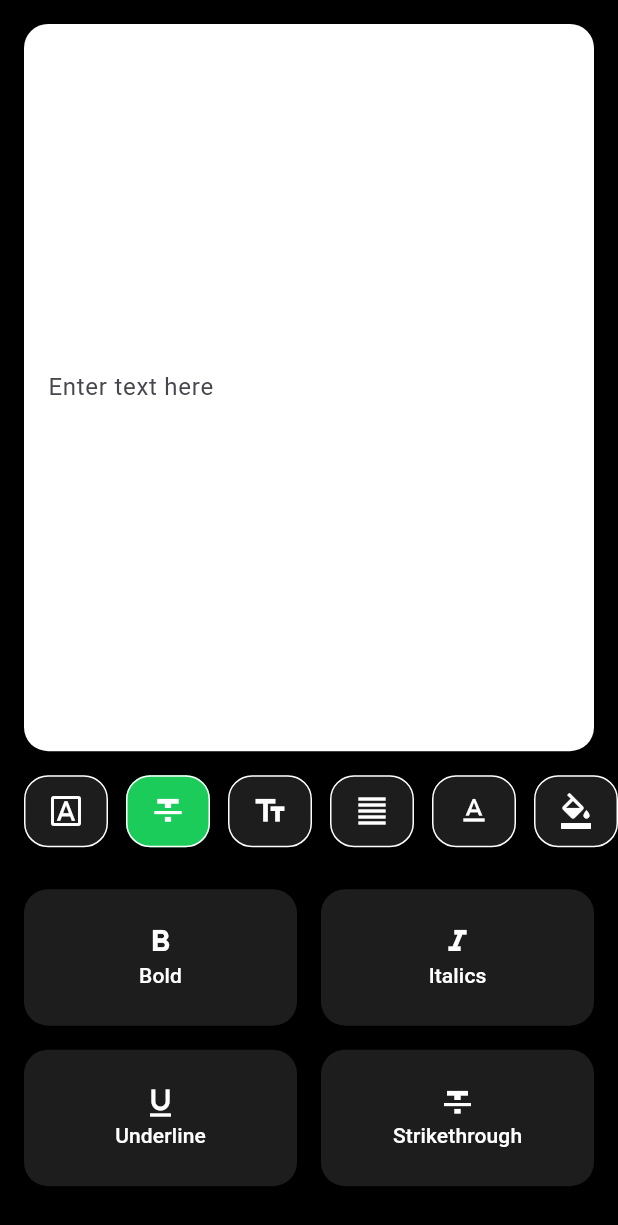
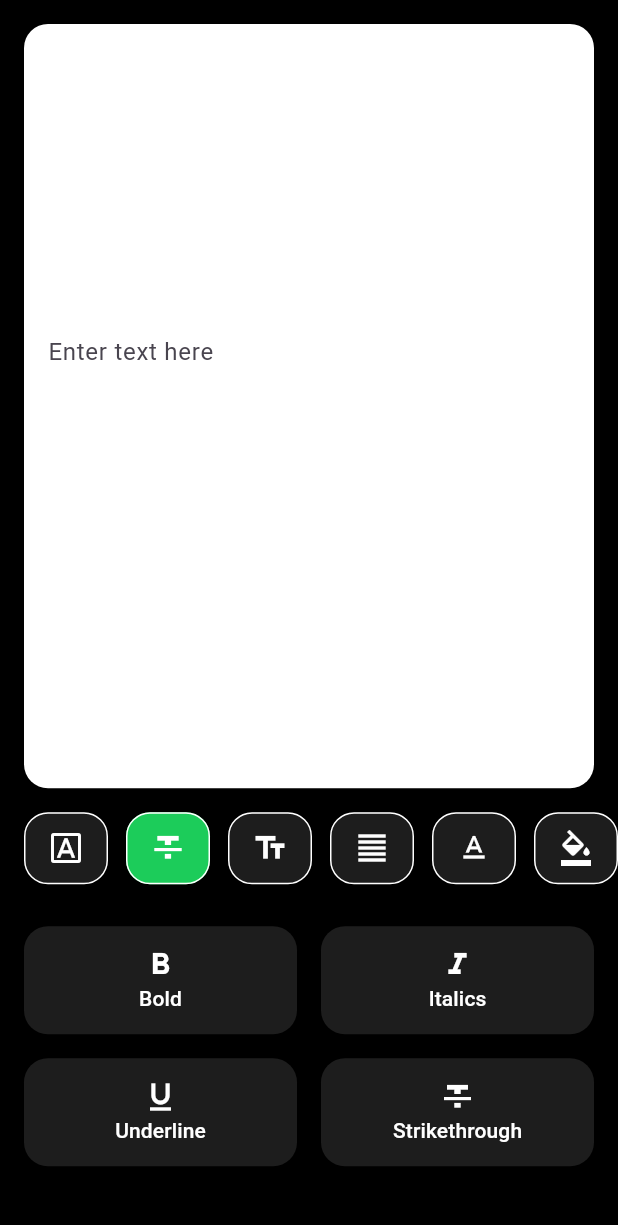
Before and after one commit to Bhawyahuja/text_editor_app, a Flutter app: the screen it shows after launch, after a tap on the "format strikethrough" icon, on a phone screen of 412 x 824 dp. Shown: the top 1225 px of the screen. Run offline on Flutter 3.47's test engine with Material 2 defaults, Android fonts, the light colour scheme and no system bars; our stand-ins replace google_fonts.

Commit message:
update: size

```diff
--- a/lib/canvas_page.dart
+++ b/lib/canvas_page.dart
@@ -43,6 +43,8 @@
                     style: _textStyle,
                     focusNode: _focusNode,
                     onSubmitted: (value) => _focusNode.unfocus(),
+                    maxLines: 4,
+                    textAlign: _textAlign,
                     decoration: const InputDecoration.collapsed(
                       hintText: "Enter text here",
                     ),
@@ -56,7 +58,7 @@
             ),
             const SizedBox(height: 12),
             SizedBox(
-              height: App.screenHeight * 0.3,
+              height: App.screenHeight * 0.27,
               child: _getEditor(),
             ),
           ],
--- a/lib/toolbar/components/font_option_edior.dart
+++ b/lib/toolbar/components/font_option_edior.dart
@@ -29,7 +29,7 @@
       padding: const EdgeInsets.all(16),
       gridDelegate: const SliverGridDelegateWithFixedCrossAxisCount(
         crossAxisCount: 2,
-        childAspectRatio: 2,
+        mainAxisExtent: 72,
         mainAxisSpacing: 16,
         crossAxisSpacing: 16,
       ),
```
